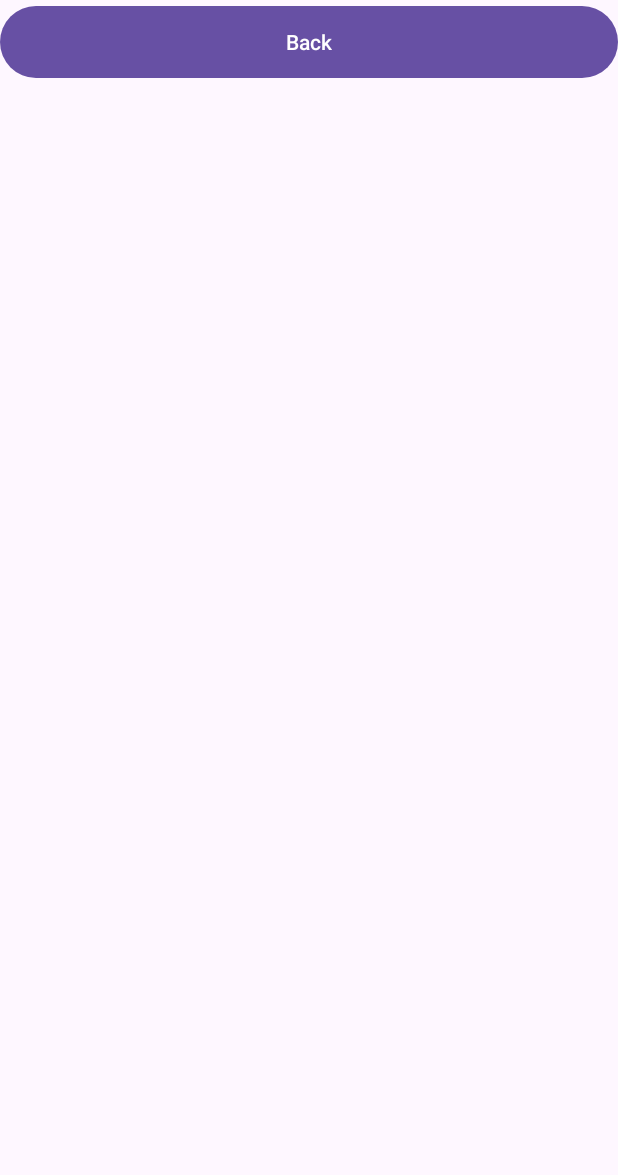
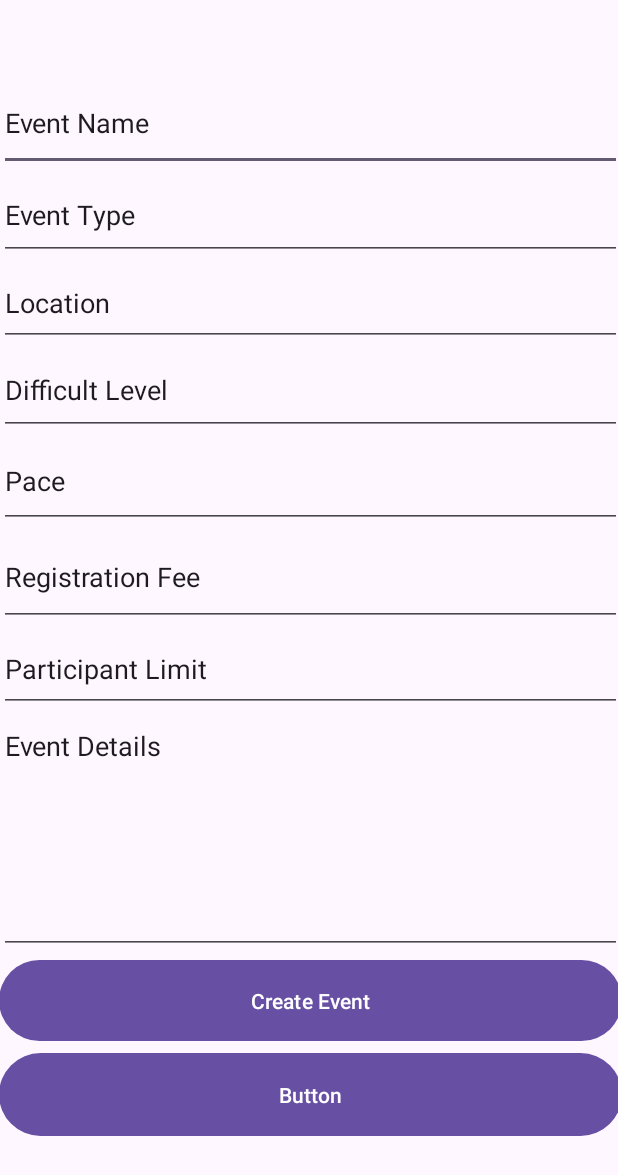
Before and after one commit to taradenaud/GoodCycle, an Android app: the admin_eventCreation screen opened directly, with no data from a screen before it, on a phone screen of 412 x 824 dp. Shown: the top 1175 px of the screen. Run offline under Robolectric (Android 15) with nearby library versions, the phone set to English and light mode, and no system bars.

Commit message:
New pages made, final edits to event type page. Will incorporate backend code for event add and manage later. :)

```diff
--- a/app/src/main/java/com/example/seg2105/AdminEventTypes.java
+++ b/app/src/main/java/com/example/seg2105/AdminEventTypes.java
@@ -45,7 +45,6 @@ public class AdminEventTypes extends AppCompatActivity {
 
             @Override
             public void onChildAdded(@NonNull DataSnapshot snapshot, @Nullable String previousChildName) {//Called when loading list
-                ArrayList.remove()
                 String type = snapshot.child("name").getValue(String.class);
                 ArrayList.add(type);
                 adapter.notifyDataSetChanged();
@@ -53,6 +52,11 @@ public class AdminEventTypes extends AppCompatActivity {
 
             @Override
             public void onChildChanged(@NonNull DataSnapshot snapshot, @Nullable String previousChildName) {//Refresh list as something was changed
+                for(int i =0; i<ArrayList.size(); i++){
+                    if(ArrayList.get(i).equals(CurrentName)){
+                        ArrayList.remove(i);
+                    }
+                }
                 String type = snapshot.child("name").getValue(String.class);
                 ArrayList.add(type);
                 adapter.notifyDataSetChanged();
--- a/app/src/main/java/com/example/seg2105/admin_dashboard.java
+++ b/app/src/main/java/com/example/seg2105/admin_dashboard.java
@@ -50,7 +50,7 @@ public class admin_dashboard extends AppCompatActivity {
 
         Button addEvent = (Button) findViewById(R.id.AddEventbtn);
 
-        events.setOnClickListener(new View.OnClickListener() {
+        addEvent.setOnClickListener(new View.OnClickListener() {
             @Override
             public void onClick(View v) {
                 startActivity(new Intent( admin_dashboard.this, admin_eventCreation.class));
--- a/app/src/main/java/com/example/seg2105/admin_eventCreation.java
+++ b/app/src/main/java/com/example/seg2105/admin_eventCreation.java
@@ -13,7 +13,7 @@ public class admin_eventCreation extends AppCompatActivity {
         super.onCreate(savedInstanceState);
         setContentView(R.layout.admin_event_creation);
 
-        Button backButton = findViewById(R.id.backButton);
+        Button backButton = findViewById(R.id.backbutton);
 
         backButton.setOnClickListener(new View.OnClickListener() {
             @Override
--- a/app/src/main/res/layout/activity_admin_manage_users.xml
+++ b/app/src/main/res/layout/activity_admin_manage_users.xml
@@ -20,7 +20,7 @@
         app:layout_constraintTop_toTopOf="parent">
 
         <EditText
-            android:id="@+id/selectedusrtext"
+            android:id="@+id/selecteduser"
             android:layout_width="match_parent"
             android:layout_height="60dp"
             android:ems="10"
--- a/app/src/main/res/layout/admin_event_creation.xml
+++ b/app/src/main/res/layout/admin_event_creation.xml
@@ -6,10 +6,95 @@
     android:layout_height="match_parent"
     tools:context=".admin_eventCreation">
 
-    <Button
-        android:id="@+id/backButton"
-        android:layout_width="match_parent"
-        android:layout_height="56dp"
-        android:text="Back" />
+    <LinearLayout
+        android:layout_width="415dp"
+        android:layout_height="729dp"
+        android:layout_marginStart="8dp"
+        android:layout_marginTop="8dp"
+        android:layout_marginEnd="8dp"
+        android:layout_marginBottom="2dp"
+        android:orientation="vertical"
+        app:layout_constraintBottom_toBottomOf="parent"
+        app:layout_constraintEnd_toEndOf="parent"
+        app:layout_constraintStart_toStartOf="parent"
+        app:layout_constraintTop_toTopOf="parent">
+
+        <EditText
+            android:id="@+id/eventName"
+            android:layout_width="match_parent"
+            android:layout_height="63dp"
+            android:ems="10"
+            android:inputType="text"
+            android:text="Event Name" />
+
+        <EditText
+            android:id="@+id/eventType"
+            android:layout_width="match_parent"
+            android:layout_height="59dp"
+            android:ems="10"
+            android:inputType="text"
+            android:text="Event Type" />
+
+        <EditText
+            android:id="@+id/region"
+            android:layout_width="match_parent"
+            android:layout_height="57dp"
+            android:ems="10"
+            android:inputType="text"
+            android:text="Location" />
+
+        <EditText
+            android:id="@+id/level"
+            android:layout_width="match_parent"
+            android:layout_height="59dp"
+            android:ems="10"
+            android:inputType="text"
+            android:text="Difficult Level" />
+
+        <EditText
+            android:id="@+id/pace"
+            android:layout_width="match_parent"
+            android:layout_height="62dp"
+            android:ems="10"
+            android:text="Pace" />
+
+        <EditText
+            android:id="@+id/RegFee"
+            android:layout_width="match_parent"
+            android:layout_height="65dp"
+            android:ems="10"
+            android:inputType="text"
+            android:text="Registration Fee" />
+
+        <EditText
+            android:id="@+id/participantlimit"
+            android:layout_width="match_parent"
+            android:layout_height="57dp"
+            android:ems="10"
+            android:inputType="text"
+            android:text="Participant Limit" />
+
+        <EditText
+            android:id="@+id/details"
+            android:layout_width="match_parent"
+            android:layout_height="161dp"
+            android:ems="10"
+            android:gravity="start|top"
+            android:inputType="textMultiLine"
+            android:text="Event Details" />
+
+        <Button
+            android:id="@+id/createEventBtn"
+            android:layout_width="match_parent"
+            android:layout_height="62dp"
+            android:text="Create Event" />
+
+        <Button
+            android:id="@+id/backbutton"
+            android:layout_width="match_parent"
+            android:layout_height="63dp"
+            android:text="Button" />
+
+    </LinearLayout>
 
 </androidx.constraintlayout.widget.ConstraintLayout>
```
Also changed, not shown: app/src/main/java/com/example/seg2105/AdminManageUsers.java (+1 -8 lines), app/src/main/res/layout/activity_admin_events.xml (+52 -0 lines), 2 other files.
